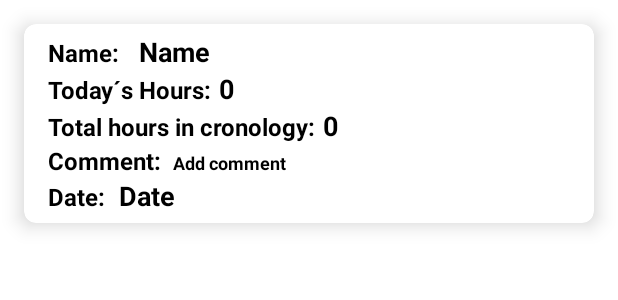
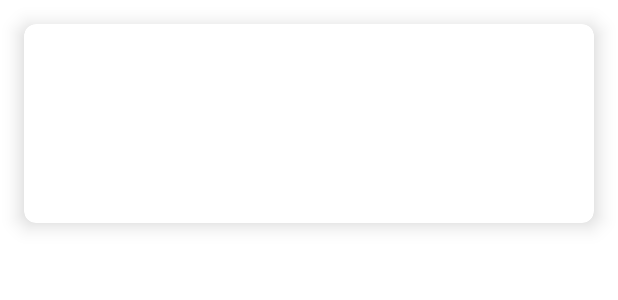
Before and after one commit to FilipKostic1999/App-for-company-workers, an Android app: the layout list_item.xml on its own in the app's theme, with its tools: preview values and no code run, on a phone screen of 412 x 824 dp. Shown: the top 300 px of the screen. Run offline under Robolectric (Android 15) with nearby library versions, the phone set to English and light mode, and no system bars.

Commit message:
Company App

```diff
--- a/app/src/main/java/com/example/company_app/OwnerShowRecycleview.kt
+++ b/app/src/main/java/com/example/company_app/OwnerShowRecycleview.kt
@@ -9,6 +9,7 @@ import android.widget.Button
 import android.widget.ImageView
 import android.widget.TextView
 import android.widget.Toast
+import androidx.core.view.isVisible
 import androidx.recyclerview.widget.LinearLayoutManager
 import androidx.recyclerview.widget.RecyclerView
 import com.google.firebase.auth.FirebaseAuth
@@ -84,6 +85,8 @@ class OwnerShowRecycleview : AppCompatActivity() {
 
         listOfDocuments2 = arrayListOf()
         listOfDocuments2.clear()
+        deleteBtn.isVisible = false
+        deleteBtn.isEnabled = false
         myAdapter = MyAdapter(listOfDocuments2)
         recyclerView.adapter = myAdapter
 
@@ -102,6 +105,8 @@ class OwnerShowRecycleview : AppCompatActivity() {
         calendarB.setOnClickListener {
 
             listOfDocuments2.clear()
+            deleteBtn.isVisible = false
+            deleteBtn.isEnabled = false
 
             calculator = 0.0
 
@@ -239,6 +244,8 @@ class OwnerShowRecycleview : AppCompatActivity() {
 
             calculator = 0.0
             listOfDocuments2.clear()
+            deleteBtn.isVisible = true
+            deleteBtn.isEnabled = true
             myAdapter.notifyDataSetChanged()
 
             nameDataSearchText = nameDataSearch.text.toString()
--- a/app/src/main/res/layout/list_item.xml
+++ b/app/src/main/res/layout/list_item.xml
@@ -24,7 +24,7 @@
                 android:layout_width="wrap_content"
                 android:layout_height="wrap_content"
                 android:text="Name: "
-                android:textColor="@color/black"
+                android:textColor="@color/white"
                 android:textSize="16sp"
                 android:textStyle="bold"/>
 
@@ -33,7 +33,7 @@
                 android:layout_height="wrap_content"
                 android:id="@+id/tv_Name"
                 android:text="  Name"
-                android:textColor="@color/black"
+                android:textColor="@color/white"
                 android:textSize="18sp"
                 android:textStyle="bold"/>
 
@@ -56,7 +56,7 @@
                 android:layout_width="wrap_content"
                 android:layout_height="wrap_content"
                 android:text="Today´s Hours:"
-                android:textColor="@color/black"
+                android:textColor="@color/white"
                 android:textSize="16sp"
                 android:textStyle="bold"/>
 
@@ -65,7 +65,7 @@
                 android:layout_height="wrap_content"
                 android:id="@+id/tvHours"
                 android:text=" 0"
-                android:textColor="@color/black"
+                android:textColor="@color/white"
                 android:textSize="18sp"
                 android:textStyle="bold"/>
 
@@ -88,7 +88,7 @@
                 android:layout_width="wrap_content"
                 android:layout_height="wrap_content"
                 android:text="Total hours in cronology:"
-                android:textColor="@color/black"
+                android:textColor="@color/white"
                 android:textSize="16sp"
                 android:textStyle="bold"/>
 
@@ -97,7 +97,7 @@
                 android:layout_height="wrap_content"
                 android:id="@+id/tvTotalHrs"
                 android:text=" 0"
-                android:textColor="@color/black"
+                android:textColor="@color/white"
                 android:textSize="18sp"
                 android:textStyle="bold"/>
 
@@ -119,7 +119,7 @@
                 android:layout_width="wrap_content"
                 android:layout_height="wrap_content"
                 android:text="Comment:"
-                android:textColor="@color/black"
+                android:textColor="@color/white"
                 android:textSize="16sp"
                 android:textStyle="bold"/>
 
@@ -128,7 +128,7 @@
                 android:layout_height="wrap_content"
                 android:id="@+id/tvComment"
                 android:text="   Add comment"
-                android:textColor="@color/black"
+                android:textColor="@color/white"
                 android:textSize="12sp"
                 android:textStyle="bold"/>
 
@@ -151,7 +151,7 @@
                 android:layout_width="wrap_content"
                 android:layout_height="wrap_content"
                 android:text="Date:"
-                android:textColor="@color/black"
+                android:textColor="@color/white"
                 android:textSize="16sp"
                 android:textStyle="bold"/>
 
@@ -160,7 +160,7 @@
                 android:layout_height="wrap_content"
                 android:id="@+id/tv_date"
                 android:text="  Date"
-                android:textColor="@color/black"
+                android:textColor="@color/white"
                 android:textSize="18sp"
                 android:textStyle="bold"/>
 
--- a/app/src/main/res/layout/list_itemname.xml
+++ b/app/src/main/res/layout/list_itemname.xml
@@ -24,7 +24,7 @@
                 android:layout_width="wrap_content"
                 android:layout_height="wrap_content"
                 android:text="Name: "
-                android:textColor="@color/black"
+                android:textColor="@color/white"
                 android:textSize="16sp"
                 android:textStyle="bold"/>
 
```
